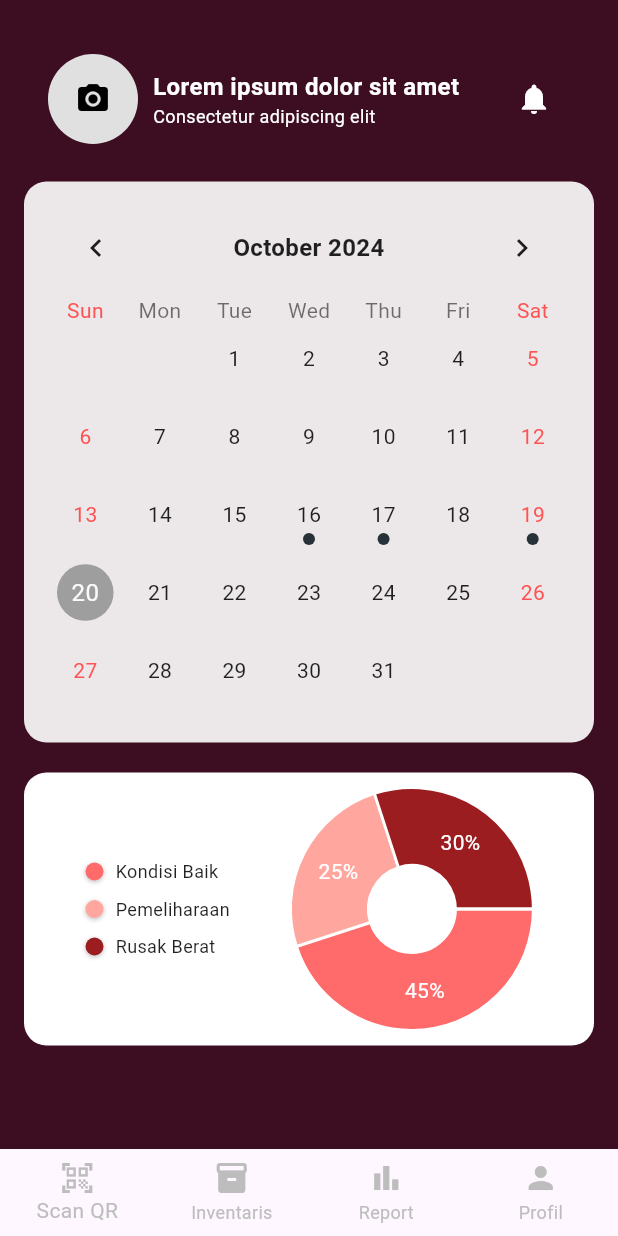
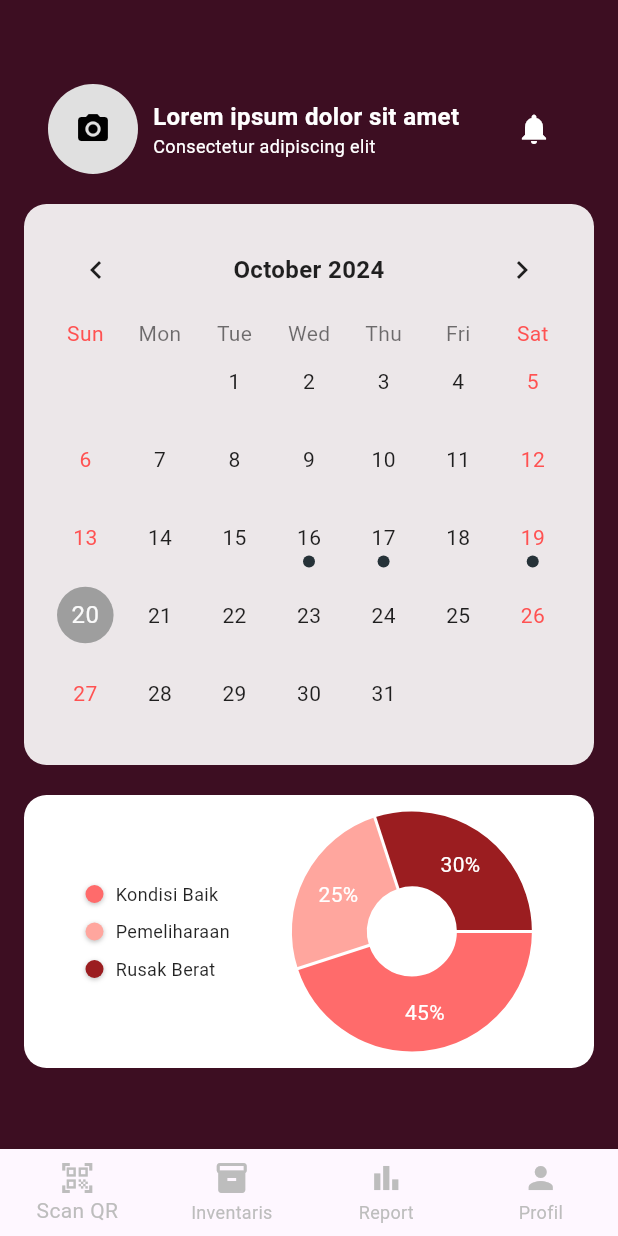
Before and after one commit to Sidqii/OPS_co., a Flutter app: the HomePage screen opened directly, on a phone screen of 412 x 824 dp. Run offline on Flutter 3.47's test engine with Material 3 defaults, Android fonts, the phone set to English and light mode, and no system bars; drawn by our look-alikes of fl_chart, table_calendar; our stand-ins replace flutter_spinkit.

Commit message:
fourth commit

```diff
--- a/lib/layout/home/home_page.dart
+++ b/lib/layout/home/home_page.dart
@@ -71,9 +71,9 @@ class _HomePageState extends State<HomePage> {
         padding: const EdgeInsets.all(16.0),
         child: Column(
           children: [
+            const SizedBox(height: 40),
+            _buildCustomAppBar(),
             const SizedBox(height: 20),
-            _buildCustomAppBar(),
-            const SizedBox(height: 25),
             CalendarCard(),
             const SizedBox(height: 20),
             ChartCard(),
--- a/lib/widgets/appbar/custom_appbar.dart
+++ b/lib/widgets/appbar/custom_appbar.dart
@@ -9,7 +9,7 @@ class CustomAppBar extends StatelessWidget implements PreferredSizeWidget {
   @override
   Widget build(BuildContext context) {
     return PreferredSize(
-      preferredSize: Size.fromHeight(50.0), // Mengatur tinggi AppBar
+      preferredSize: Size.fromHeight(5.0), // Mengatur tinggi AppBar
       child: Container(
         decoration: BoxDecoration(
           color: Colors.white,
@@ -54,5 +54,5 @@ class CustomAppBar extends StatelessWidget implements PreferredSizeWidget {
   }
 
   @override
-  Size get preferredSize => Size.fromHeight(80.0);
+  Size get preferredSize => Size.fromHeight(45.0);
 }
--- a/lib/widgets/cards/chart_card.dart
+++ b/lib/widgets/cards/chart_card.dart
@@ -14,7 +14,7 @@ class _ChartCardState extends State<ChartCard> {
     return Container(
       padding: const EdgeInsets.all(16.0),
       decoration: BoxDecoration(
-        color: Colors.white, // Background putih untuk kontras
+        color: Colors.white,
         borderRadius: BorderRadius.circular(15),
       ),
       child: Row(
@@ -29,17 +29,17 @@ class _ChartCardState extends State<ChartCard> {
               children: [
                 Align(
                   alignment: Alignment.centerLeft,
-                  child: _buildLegendItem('Kondisi Baik', const Color(0xFFFF6B6B)), // Soft Red
+                  child: _buildLegendItem('Kondisi Baik', const Color(0xFFFF6B6B)),
                 ),
                 const SizedBox(height: 8),
                 Align(
                   alignment: Alignment.centerLeft,
-                  child: _buildLegendItem('Pemeliharaan', const Color(0xFFFFA69E)), // Peach
+                  child: _buildLegendItem('Pemeliharaan', const Color(0xFFFFA69E)),
                 ),
                 const SizedBox(height: 8),
                 Align(
                   alignment: Alignment.centerLeft,
-                  child: _buildLegendItem('Rusak Berat', const Color(0xFF9B1D20)), // Deep Maroon
+                  child: _buildLegendItem('Rusak Berat', const Color(0xFF9B1D20)),
                 ),
               ],
             ),
@@ -62,15 +62,20 @@ class _ChartCardState extends State<ChartCard> {
                               pieTouchResponse.touchedSection != null) {
                             touchedIndex = pieTouchResponse
                                 .touchedSection!.touchedSectionIndex;
-                          } else {
-                            touchedIndex = -1;
+
+                            // Mengatur kembali touchedIndex menjadi -1 setelah 1 detik
+                            Future.delayed(const Duration(seconds: 1), () {
+                              setState(() {
+                                touchedIndex = -1;
+                              });
+                            });
                           }
                         });
                       },
                     ),
                   ),
-                  swapAnimationDuration: const Duration(milliseconds: 600),
-                  swapAnimationCurve: Curves.easeInOut,
+                  swapAnimationDuration: const Duration(milliseconds: 800),
+                  swapAnimationCurve: Curves.bounceOut,
                 ),
               ),
             ),
@@ -82,28 +87,41 @@ class _ChartCardState extends State<ChartCard> {
 
   List<PieChartSectionData> _getSections() {
     return [
-      PieChartSectionData(
-        color: const Color(0xFFFF6B6B), // Soft Red
+      _buildAnimatedSection(
+        index: 0,
         value: 45,
-        title: '45%',
-        radius: touchedIndex == 0 ? 60 : 50,
-        titleStyle: const TextStyle(color: Colors.white, fontSize: 14),
+        color: const Color(0xFFFF6B6B),
+        touchedColor: const Color(0xFFE63946),
       ),
-      PieChartSectionData(
-        color: const Color(0xFFFFA69E), // Peach
+      _buildAnimatedSection(
+        index: 1,
         value: 25,
-        title: '25%',
-        radius: touchedIndex == 1 ? 60 : 50,
-        titleStyle: const TextStyle(color: Colors.white, fontSize: 14),
+        color: const Color(0xFFFFA69E),
+        touchedColor: const Color(0xFFF77F69),
       ),
-      PieChartSectionData(
-        color: const Color(0xFF9B1D20), // Deep Maroon
+      _buildAnimatedSection(
+        index: 2,
         value: 30,
-        title: '30%',
-        radius: touchedIndex == 2 ? 60 : 50,
-        titleStyle: const TextStyle(color: Colors.white, fontSize: 14),
+        color: const Color(0xFF9B1D20),
+        touchedColor: const Color(0xFF7F0A0E),
       ),
     ];
+  }
+
+  PieChartSectionData _buildAnimatedSection({
+    required int index,
+    required double value,
+    required Color color,
+    required Color touchedColor,
+  }) {
+    // Gunakan TweenAnimationBuilder untuk animasi perubahan warna
+    return PieChartSectionData(
+      color: touchedIndex == index ? touchedColor : color,
+      value: value,
+      title: '${value.toInt()}%',
+      radius: touchedIndex == index ? 60 : 50,
+      titleStyle: const TextStyle(color: Colors.white, fontSize: 14),
+    );
   }
 
   Widget _buildLegendItem(String title, Color color) {
```
Also changed, not shown: lib/data/chart_data.dart (added, +11 -0 lines), lib/repositories/chart_repository.dart (added, +16 -0 lines).
